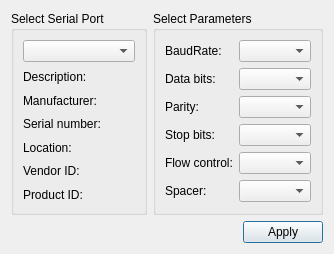
The window that GUI/serialreceiver/forms/settingsdialog.ui (kamfor/motee) describes before a commit, drawn with Qt 5.
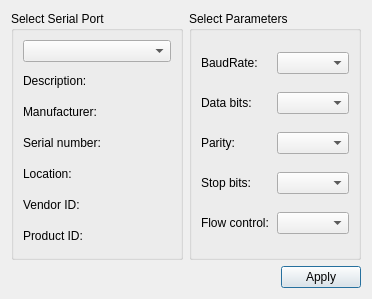
The same window after the commit.

```diff
--- a/GUI/serialreceiver/forms/settingsdialog.ui
+++ b/GUI/serialreceiver/forms/settingsdialog.ui
@@ -6,8 +6,8 @@
    <rect>
     <x>0</x>
     <y>0</y>
-    <width>334</width>
-    <height>254</height>
+    <width>372</width>
+    <height>299</height>
    </rect>
   </property>
   <property name="windowTitle">
@@ -47,6 +47,9 @@
         </property>
        </widget>
       </item>
+      <item row="3" column="1">
+       <widget class="QComboBox" name="stopBitsBox"/>
+      </item>
       <item row="2" column="1">
        <widget class="QComboBox" name="parityBox"/>
       </item>
@@ -57,8 +60,8 @@
         </property>
        </widget>
       </item>
-      <item row="3" column="1">
-       <widget class="QComboBox" name="stopBitsBox"/>
+      <item row="4" column="1">
+       <widget class="QComboBox" name="flowControlBox"/>
       </item>
       <item row="4" column="0">
        <widget class="QLabel" name="flowControlLabel">
@@ -67,19 +70,6 @@
         </property>
        </widget>
       </item>
-      <item row="4" column="1">
-       <widget class="QComboBox" name="flowControlBox"/>
-      </item>
-      <item row="5" column="0">
-       <widget class="QLabel" name="spacerLabel">
-        <property name="text">
-         <string>Spacer:</string>
-        </property>
-       </widget>
-      </item>
-      <item row="5" column="1">
-       <widget class="QComboBox" name="spacerBox"/>
-      </item>
      </layout>
     </widget>
    </item>
```
